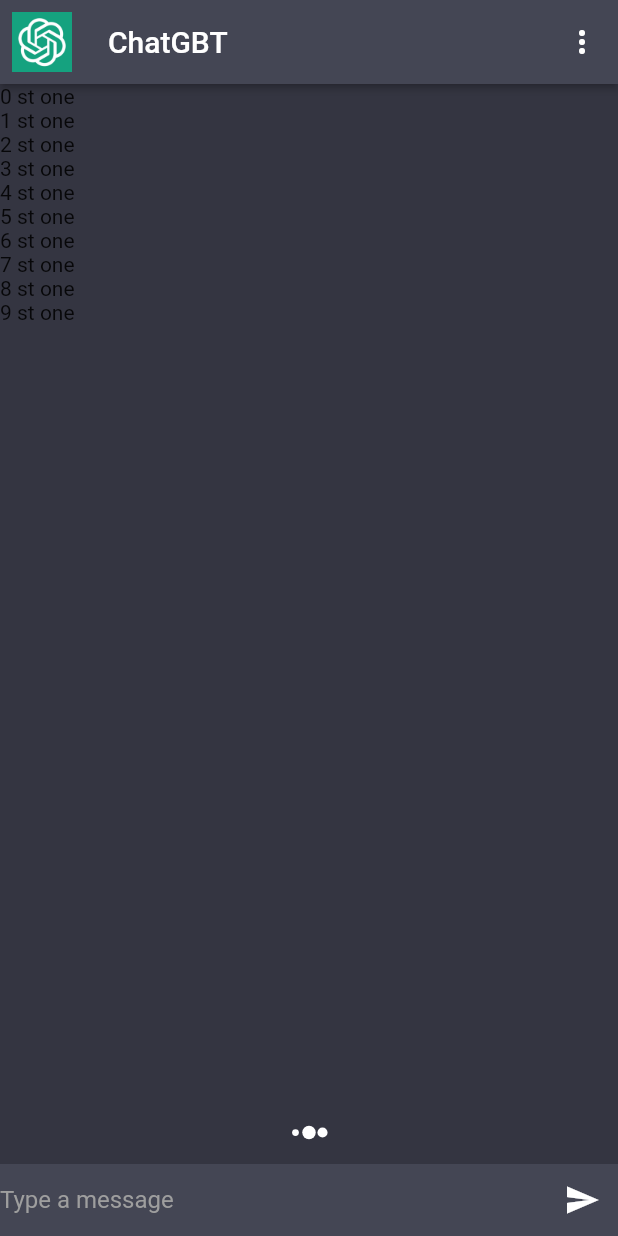
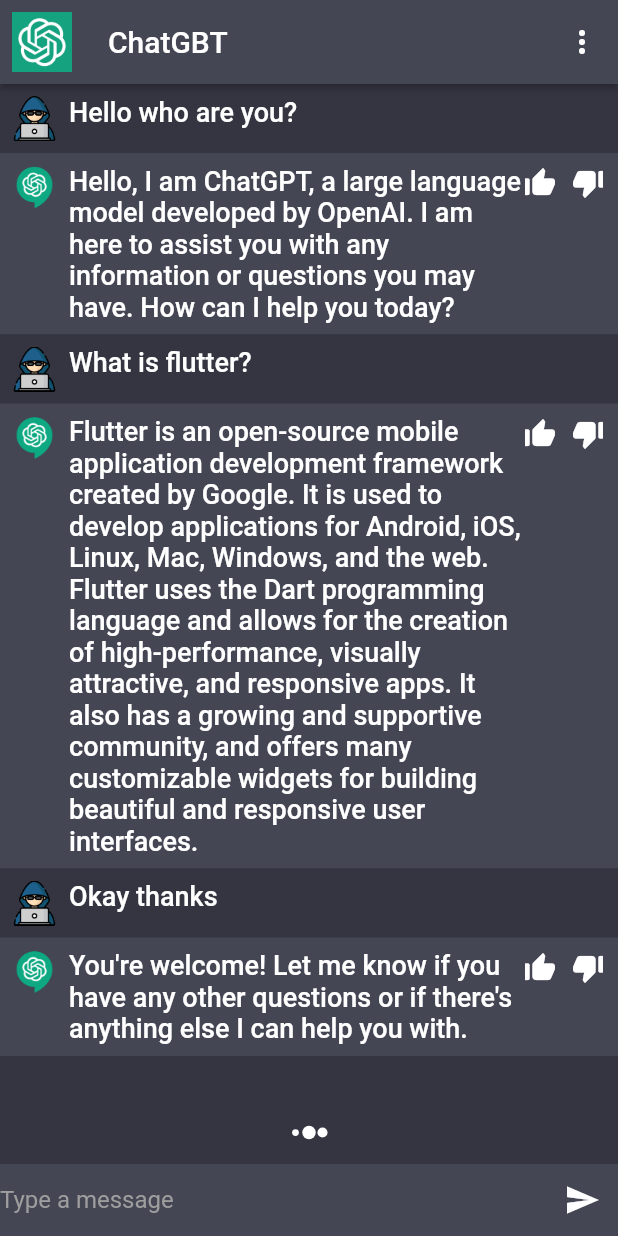
Before and after one commit to vaseemva/ChatGBT-clone, a Flutter app: the screen it shows after launch, on a phone screen of 412 x 824 dp. Run offline on Flutter 3.47's test engine with Material 2 defaults, Android fonts, the phone set to English and light mode, and no system bars; our stand-ins replace flutter_spinkit.

Commit message:
chat widget created dummy datas added to chat widgets

```diff
--- a/lib/screens/home_screen.dart
+++ b/lib/screens/home_screen.dart
@@ -1,4 +1,6 @@
 import 'package:chatgpt_clone/services/assets_manager.dart';
+import 'package:chatgpt_clone/utils/constants.dart';
+import 'package:chatgpt_clone/widgets/chat_widget.dart';
 import 'package:flutter/material.dart';
 import 'package:flutter_spinkit/flutter_spinkit.dart';
 
@@ -38,8 +40,11 @@ class HomeScreenState extends State<HomeScreen> {
           children: [
             Flexible(
               child: ListView.builder(
-                itemBuilder: (context, index) => Text("$index st one "),
-                itemCount: 10,
+                itemBuilder: (context, index) => ChatWidget(
+                  msg: chatMessages[index]["msg"].toString(),
+                  index: int.parse(chatMessages[index]["chatIndex"].toString()),
+                ),
+                itemCount: 6,
               ),
             ),
             if (_isTyping) ...[
--- /dev/null
+++ b/lib/utils/constants.dart
@@ -0,0 +1,29 @@
+final chatMessages = [
+  {
+    "msg": "Hello who are you?",
+    "chatIndex": 0,
+  },
+  {
+    "msg":
+        "Hello, I am ChatGPT, a large language model developed by OpenAI. I am here to assist you with any information or questions you may have. How can I help you today?",
+    "chatIndex": 1,
+  },
+  {
+    "msg": "What is flutter?",
+    "chatIndex": 0,
+  },
+  {
+    "msg":
+        "Flutter is an open-source mobile application development framework created by Google. It is used to develop applications for Android, iOS, Linux, Mac, Windows, and the web. Flutter uses the Dart programming language and allows for the creation of high-performance, visually attractive, and responsive apps. It also has a growing and supportive community, and offers many customizable widgets for building beautiful and responsive user interfaces.",
+    "chatIndex": 1,
+  },
+  {
+    "msg": "Okay thanks",
+    "chatIndex": 0,
+  },
+  {
+    "msg":
+        "You're welcome! Let me know if you have any other questions or if there's anything else I can help you with.",
+    "chatIndex": 1,
+  },
+];
--- /dev/null
+++ b/lib/widgets/chat_widget.dart
@@ -0,0 +1,48 @@
+import 'package:chatgpt_clone/services/assets_manager.dart';
+import 'package:chatgpt_clone/utils/colors.dart';
+import 'package:chatgpt_clone/widgets/text_widget.dart';
+import 'package:flutter/material.dart';
+
+class ChatWidget extends StatelessWidget {
+  const ChatWidget({Key? key, required this.msg, required this.index})
+      : super(key: key);
+  final String msg;
+  final int index;
+
+  @override
+  Widget build(BuildContext context) {
+    return Material(
+      color: index == 0 ? scaffoldBackgroundColor : cardColor,
+      child: Column(
+        children: [
+          Padding(
+            padding: const EdgeInsets.all(8.0),
+            child: Row(
+              crossAxisAlignment: CrossAxisAlignment.start,
+              children: [
+                Image.asset(
+                  index == 0 ? AssetsManger.personLogo : AssetsManger.chatLogo,
+                  height: 30,
+                  width: 30,
+                ),
+                const SizedBox(
+                  width: 8,
+                ),
+                Expanded(child: TextWidget(label: msg)),
+                index==0?const SizedBox.shrink():Row(
+                  mainAxisAlignment: MainAxisAlignment.end,
+                  mainAxisSize: MainAxisSize.min,
+                  children: const [
+                    Icon(Icons.thumb_up_alt,color: Colors.white,),
+                    SizedBox(width: 8,),
+                     Icon(Icons.thumb_down_alt,color: Colors.white,)
+                  ],
+                )
+              ],
+            ),
+          )
+        ],
+      ),
+    );
+  }
+}
--- /dev/null
+++ b/lib/widgets/text_widget.dart
@@ -0,0 +1,28 @@
+import 'package:flutter/material.dart';
+
+class TextWidget extends StatelessWidget {
+  const TextWidget(
+      {Key? key,
+      required this.label,
+      this.fontSize = 18,
+      this.color,
+      this.fontWeight})
+      : super(key: key);
+
+  final String label;
+  final double fontSize;
+  final Color? color;
+  final FontWeight? fontWeight;
+  @override
+  Widget build(BuildContext context) {
+    return Text(
+      label,
+      // textAlign: TextAlign.justify,
+      style: TextStyle(
+        color: color ?? Colors.white,
+        fontSize: fontSize,
+        fontWeight: fontWeight ?? FontWeight.w500,
+      ),
+    );
+  }
+}
```
